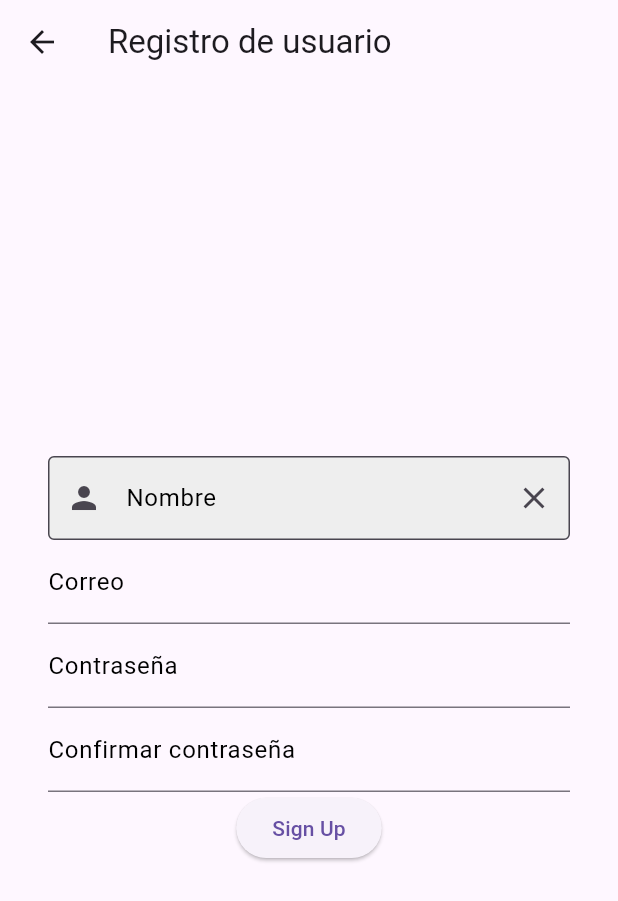
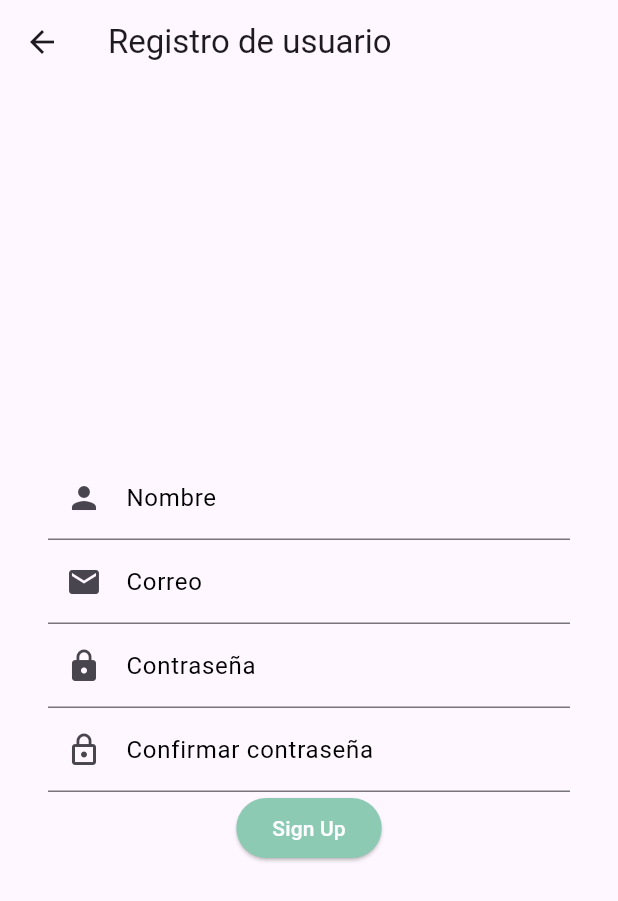
Before and after one commit to ElAx7/ProyectoMoviles, a Flutter app: the SignupPage screen opened directly, on a phone screen of 412 x 824 dp. Shown: the top 901 px of the screen. Run offline on Flutter 3.47's test engine with Material 3 defaults, Android fonts, the phone set to English and light mode, and no system bars.

```diff
--- a/lib/screens/auth/signup_page.dart
+++ b/lib/screens/auth/signup_page.dart
@@ -1,7 +1,5 @@
 import 'package:flutter/material.dart';
 import 'package:proyeto_moviles/screens/auth/login_page.dart';
-
-import '../../utils/custom_textfield.dart';
 
 class SignupPage extends StatelessWidget {
   const SignupPage({Key? key}) : super(key: key);
@@ -19,7 +17,13 @@ class SignupPage extends StatelessWidget {
             mainAxisAlignment: MainAxisAlignment.center,
             children: [
               TextField(
-                decoration: customInputDecoration(labelText: 'Nombre', prefixIcon: Icons.person)
+                decoration: InputDecoration(
+                  labelText: 'Nombre',
+                  labelStyle: TextStyle(
+                    color: Colors.black,
+                  ),
+                  prefixIcon: Icon(Icons.person), // Icono de persona
+                ),
               ),
               TextField(
                 decoration: InputDecoration(
@@ -27,6 +31,7 @@ class SignupPage extends StatelessWidget {
                   labelStyle: TextStyle(
                     color: Colors.black,
                   ),
+                  prefixIcon: Icon(Icons.email), // Icono de correo
                 ),
               ),
               TextField(
@@ -35,6 +40,7 @@ class SignupPage extends StatelessWidget {
                   labelStyle: TextStyle(
                     color: Colors.black,
                   ),
+                  prefixIcon: Icon(Icons.lock), // Icono de candado
                 ),
               ),
               TextField(
@@ -43,6 +49,8 @@ class SignupPage extends StatelessWidget {
                   labelStyle: TextStyle(
                     color: Colors.black,
                   ),
+                  prefixIcon:
+                      Icon(Icons.lock_outline), // Icono de candado vacío
                 ),
               ),
               ElevatedButton(
@@ -54,7 +62,13 @@ class SignupPage extends StatelessWidget {
                     ),
                   );
                 },
-                child: Text('Sign Up'),
+                style: ElevatedButton.styleFrom(
+                  backgroundColor: Color(0xFF8CCAB4),
+                ),
+                child: Text('Sign Up',
+                    style: TextStyle(
+                      color: Colors.white,
+                    )),
               ),
             ],
           ),
```
Also changed, not shown: lib/screens/home/home_page.dart (+15 -0 lines), lib/screens/lists/my_account.dart (added, +76 -0 lines).
